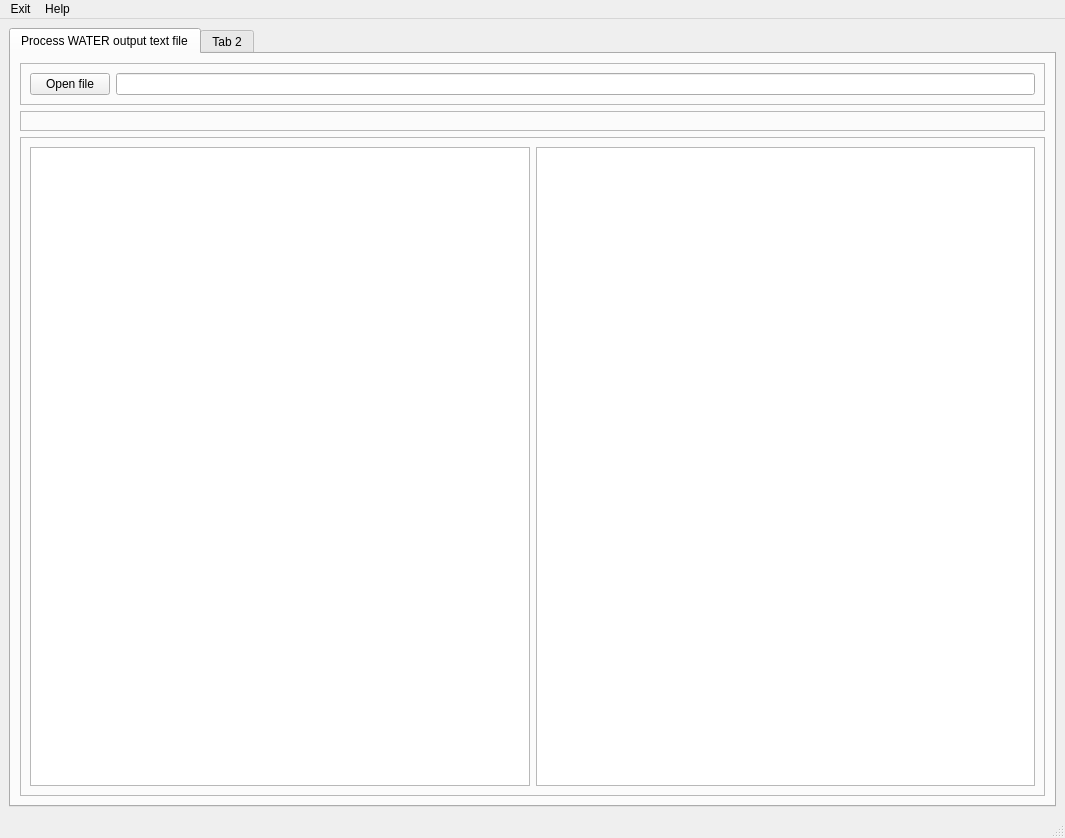
First picture: the form in waterapputils/gui/user_interface.ui, repository jlant/waterapputils, before the edit.
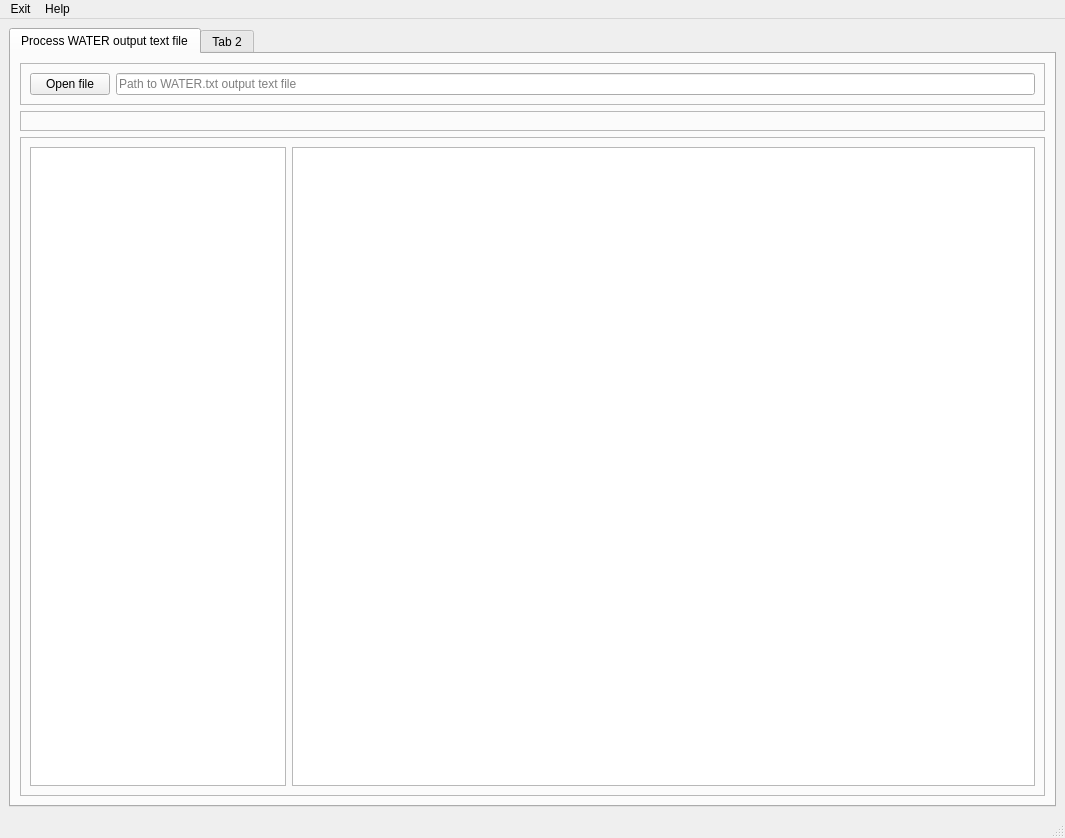
Second picture: the form after the edit. Custom widgets are drawn as their Qt base class.

Commit message: have a nice working gui; need to implement clearing of figure if bad file opened

Diff of the .ui file:
```diff
--- a/waterapputils/gui/user_interface.ui
+++ b/waterapputils/gui/user_interface.ui
@@ -17,9 +17,24 @@
    <layout class="QVBoxLayout" name="verticalLayout_2">
     <item>
      <widget class="QTabWidget" name="tabWidget">
+      <property name="autoFillBackground">
+       <bool>true</bool>
+      </property>
+      <property name="styleSheet">
+       <string notr="true"/>
+      </property>
+      <property name="tabShape">
+       <enum>QTabWidget::Rounded</enum>
+      </property>
       <property name="currentIndex">
        <number>0</number>
       </property>
+      <property name="tabsClosable">
+       <bool>false</bool>
+      </property>
+      <property name="movable">
+       <bool>true</bool>
+      </property>
       <widget class="QWidget" name="tab_watertxt">
        <attribute name="title">
         <string>Process WATER output text file</string>
@@ -42,7 +57,14 @@
             </widget>
            </item>
            <item>
-            <widget class="QLineEdit" name="line_edit_open_file"/>
+            <widget class="QLineEdit" name="line_edit_open_file">
+             <property name="readOnly">
+              <bool>true</bool>
+             </property>
+             <property name="placeholderText">
+              <string>Path to WATER.txt output text file</string>
+             </property>
+            </widget>
            </item>
           </layout>
          </widget>
@@ -72,10 +94,33 @@
           </property>
           <layout class="QHBoxLayout" name="horizontalLayout">
            <item>
-            <widget class="QListWidget" name="list_widget"/>
+            <widget class="QListWidget" name="list_widget">
+             <property name="sizePolicy">
+              <sizepolicy hsizetype="Fixed" vsizetype="Expanding">
+               <horstretch>0</horstretch>
+               <verstretch>0</verstretch>
+              </sizepolicy>
+             </property>
+             <property name="maximumSize">
+              <size>
+               <width>16777215</width>
+               <height>16777215</height>
+              </size>
+             </property>
+            </widget>
            </item>
            <item>
-            <widget class="QTableWidget" name="table_widget"/>
+            <widget class="QTableWidget" name="table_widget">
+             <property name="editTriggers">
+              <set>QAbstractItemView::NoEditTriggers</set>
+             </property>
+             <attribute name="horizontalHeaderCascadingSectionResizes">
+              <bool>false</bool>
+             </attribute>
+             <attribute name="horizontalHeaderDefaultSectionSize">
+              <number>160</number>
+             </attribute>
+            </widget>
            </item>
           </layout>
          </widget>
```
The commit also changes 3 other files.
